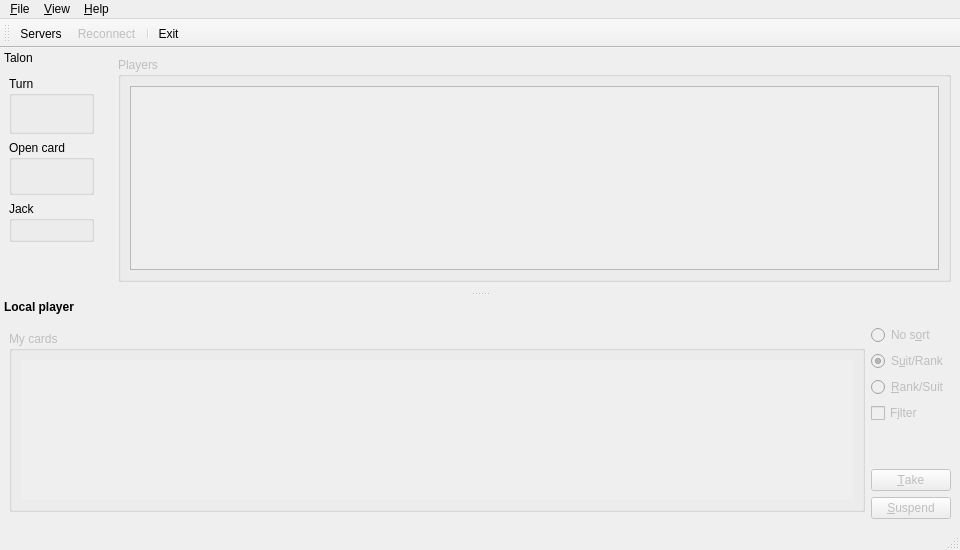
First picture: the form in src/mainwindow.ui, repository velnias75/NetMauMau-Qt-Client, before the edit.
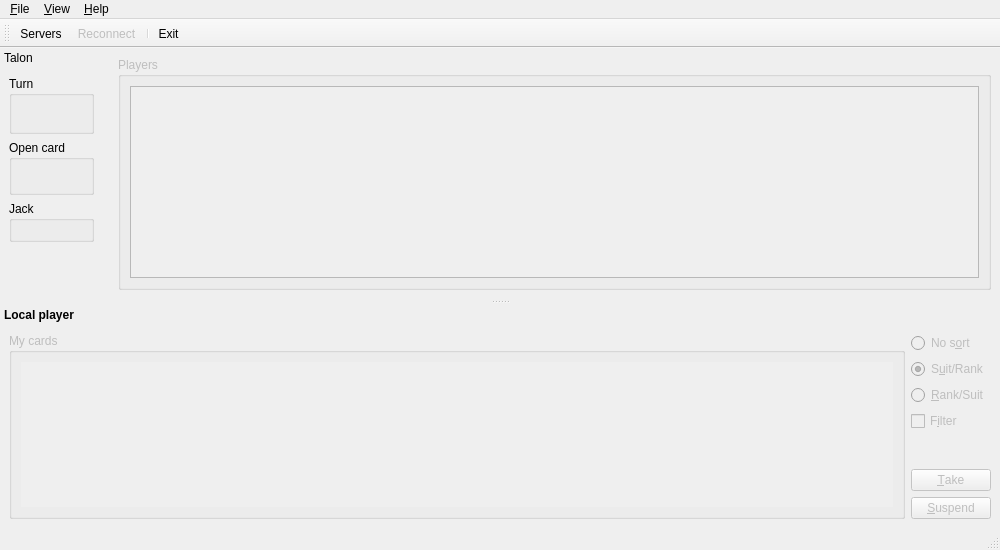
Second picture: the form after the edit. Icons and pictures are not drawn. Custom widgets are drawn as their Qt base class.

Diff of the .ui file:
```diff
--- a/src/mainwindow.ui
+++ b/src/mainwindow.ui
@@ -7,7 +7,7 @@
    <rect>
     <x>0</x>
     <y>0</y>
-    <width>960</width>
+    <width>1000</width>
     <height>550</height>
    </rect>
   </property>
@@ -31,6 +31,12 @@
    <property name="enabled">
     <bool>false</bool>
    </property>
+   <property name="sizePolicy">
+    <sizepolicy hsizetype="Preferred" vsizetype="Maximum">
+     <horstretch>0</horstretch>
+     <verstretch>0</verstretch>
+    </sizepolicy>
+   </property>
    <layout class="QHBoxLayout" name="horizontalLayout">
     <item>
      <widget class="QGroupBox" name="remoteGroup">
@@ -103,7 +109,7 @@
     <rect>
      <x>0</x>
      <y>0</y>
-     <width>960</width>
+     <width>1000</width>
      <height>21</height>
     </rect>
    </property>
@@ -281,6 +287,12 @@
    </widget>
   </widget>
   <widget class="QDockWidget" name="localPlayerDock">
+   <property name="minimumSize">
+    <size>
+     <width>186</width>
+     <height>190</height>
+    </size>
+   </property>
    <property name="font">
     <font>
      <weight>75</weight>
@@ -303,12 +315,6 @@
     <property name="enabled">
      <bool>false</bool>
     </property>
-    <property name="sizePolicy">
-     <sizepolicy hsizetype="MinimumExpanding" vsizetype="Maximum">
-      <horstretch>0</horstretch>
-      <verstretch>0</verstretch>
-     </sizepolicy>
-    </property>
     <layout class="QHBoxLayout" name="horizontalLayout_4">
      <property name="sizeConstraint">
       <enum>QLayout::SetNoConstraint</enum>
@@ -317,12 +323,6 @@
       <layout class="QHBoxLayout" name="horizontalLayout_3">
        <item>
         <widget class="QGroupBox" name="myCardsGroup">
-         <property name="sizePolicy">
-          <sizepolicy hsizetype="Preferred" vsizetype="Maximum">
-           <horstretch>0</horstretch>
-           <verstretch>0</verstretch>
-          </sizepolicy>
-         </property>
          <property name="font">
           <font>
            <weight>50</weight>
@@ -335,12 +335,6 @@
          <layout class="QVBoxLayout" name="verticalLayout_9">
           <item>
            <widget class="QScrollArea" name="myCardsScrollArea">
-            <property name="minimumSize">
-             <size>
-              <width>0</width>
-              <height>140</height>
-             </size>
-            </property>
             <property name="toolTip">
              <string>My cards</string>
             </property>
@@ -364,7 +358,7 @@
               <rect>
                <x>0</x>
                <y>0</y>
-               <width>846</width>
+               <width>886</width>
                <height>140</height>
               </rect>
              </property>
@@ -375,6 +369,9 @@
               </size>
              </property>
              <layout class="QHBoxLayout" name="myCardsLayout">
+              <property name="spacing">
+               <number>5</number>
+              </property>
               <property name="sizeConstraint">
                <enum>QLayout::SetMinAndMaxSize</enum>
               </property>
@@ -461,8 +458,8 @@
            </property>
            <property name="sizeHint" stdset="0">
             <size>
-             <width>20</width>
-             <height>40</height>
+             <width>0</width>
+             <height>0</height>
             </size>
            </property>
           </spacer>
```
Left out of the diff: 20 changed lines with no effect on the pictures.
